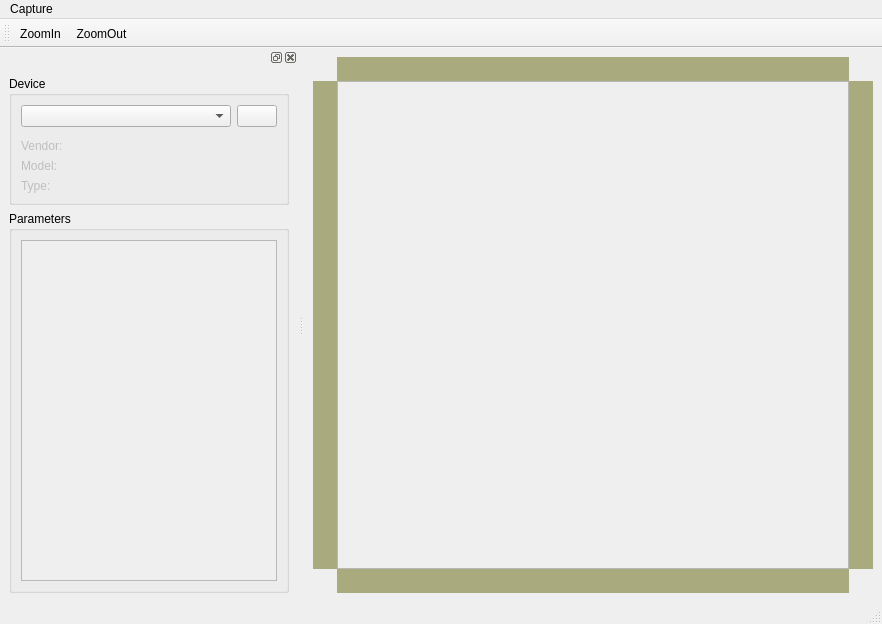
Old version of the form gui/mainwindow.ui in the repository Corosan/sane-wrapper.
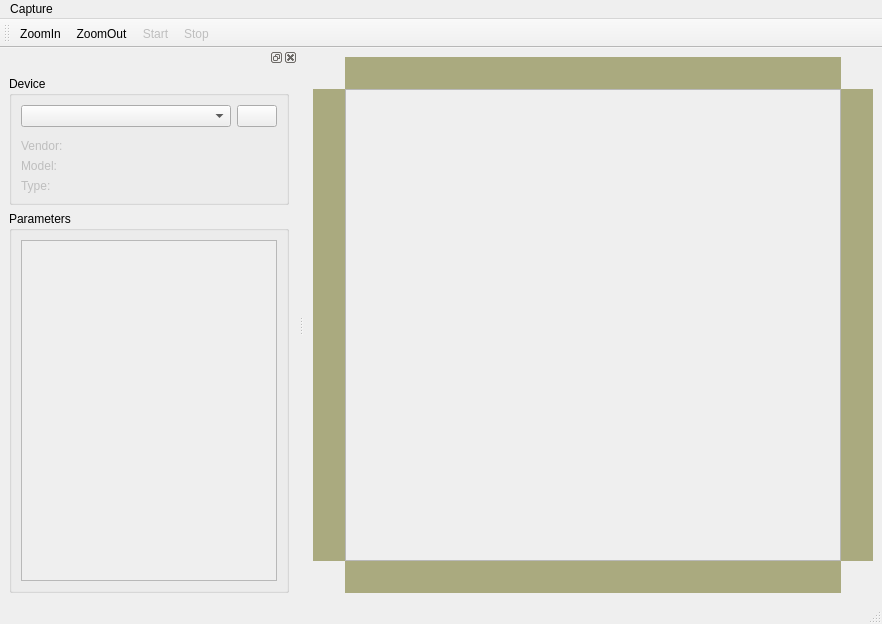
New version of the form. Custom widgets are drawn as their Qt base class.

Commit message: fixed bug with emulation; fixed bug with freezing at start of scanning; fixed a bug with scrolling a part of image

```diff
--- a/gui/mainwindow.ui
+++ b/gui/mainwindow.ui
@@ -23,7 +23,7 @@
       <property name="minimumSize">
        <size>
         <width>0</width>
-        <height>24</height>
+        <height>32</height>
        </size>
       </property>
       <property name="styleSheet">
@@ -36,7 +36,7 @@
      <widget class="QWidget" name="widget" native="true">
       <property name="minimumSize">
        <size>
-        <width>24</width>
+        <width>32</width>
         <height>0</height>
        </size>
       </property>
@@ -50,6 +50,9 @@
       <property name="widgetResizable">
        <bool>true</bool>
       </property>
+      <property name="alignment">
+       <set>Qt::AlignCenter</set>
+      </property>
       <widget class="DrawingSurface" name="scrollAreaWidgetContents">
        <property name="geometry">
         <rect>
@@ -72,7 +75,7 @@
      <widget class="QWidget" name="widget_3" native="true">
       <property name="minimumSize">
        <size>
-        <width>24</width>
+        <width>32</width>
         <height>0</height>
        </size>
       </property>
@@ -86,7 +89,7 @@
       <property name="minimumSize">
        <size>
         <width>0</width>
-        <height>24</height>
+        <height>32</height>
        </size>
       </property>
       <property name="styleSheet">
@@ -236,6 +239,8 @@
    </attribute>
    <addaction name="actionZoomIn"/>
    <addaction name="actionZoomOut"/>
+   <addaction name="actionStart"/>
+   <addaction name="actionStop"/>
   </widget>
   <action name="actionStart">
    <property name="enabled">
```
Left out of the diff: 4 changed lines with no effect on the pictures. The commit also changes 6 other files.
